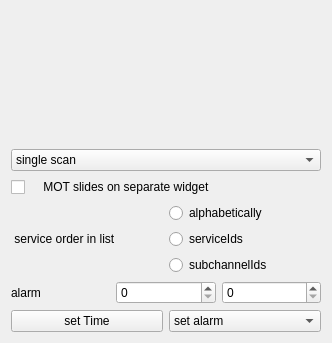
JvanKatwijk/qt-dab, file forms/config-helper.ui: the form before one commit; both pictures show x 0 to 332 and y 171 to 514 of the 332 by 514 pixel window.
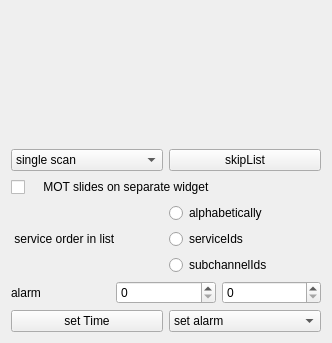
The form after the commit. Custom widgets are drawn as their Qt base class.

Patch:
```diff
--- a/forms/config-helper.ui
+++ b/forms/config-helper.ui
@@ -107,6 +107,8 @@
     </layout>
    </item>
    <item>
+    <layout class="QHBoxLayout" name="horizontalLayout_4">
+     <item>
     <widget class="QComboBox" name="scanmodeSelector">
      <item>
       <property name="text">
@@ -124,6 +126,15 @@
       </property>
      </item>
     </widget>
+     </item>
+     <item>
+      <widget class="QPushButton" name="skipList_button">
+       <property name="text">
+        <string>skipList</string>
+       </property>
+      </widget>
+     </item>
+    </layout>
    </item>
    <item>
     <widget class="QCheckBox" name="motslideSelector">
```
Lines whose indentation alone changed are shown as unchanged.
